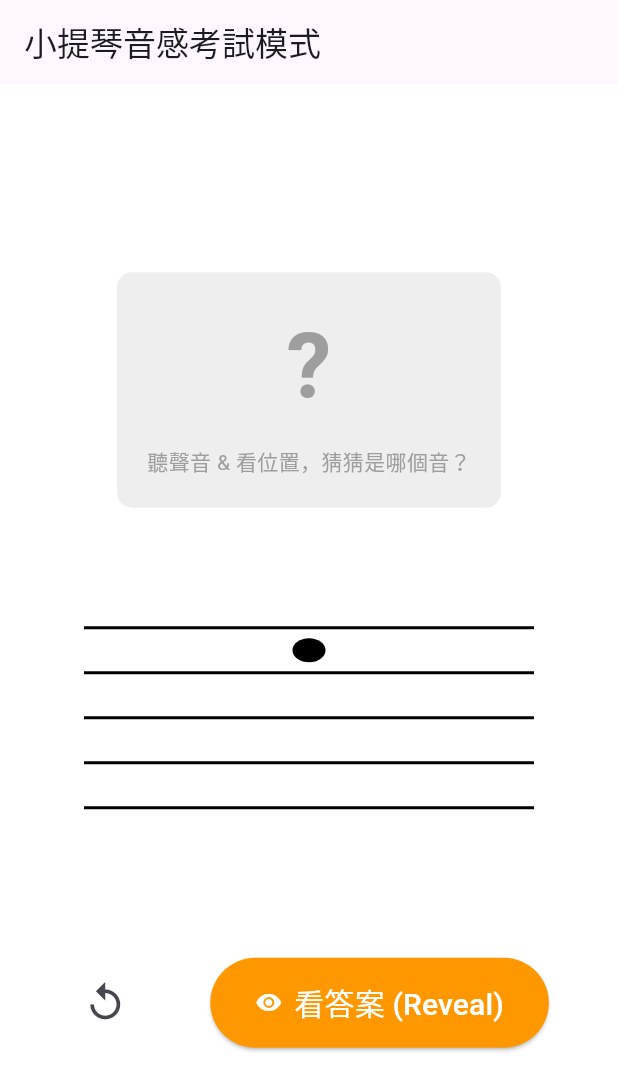
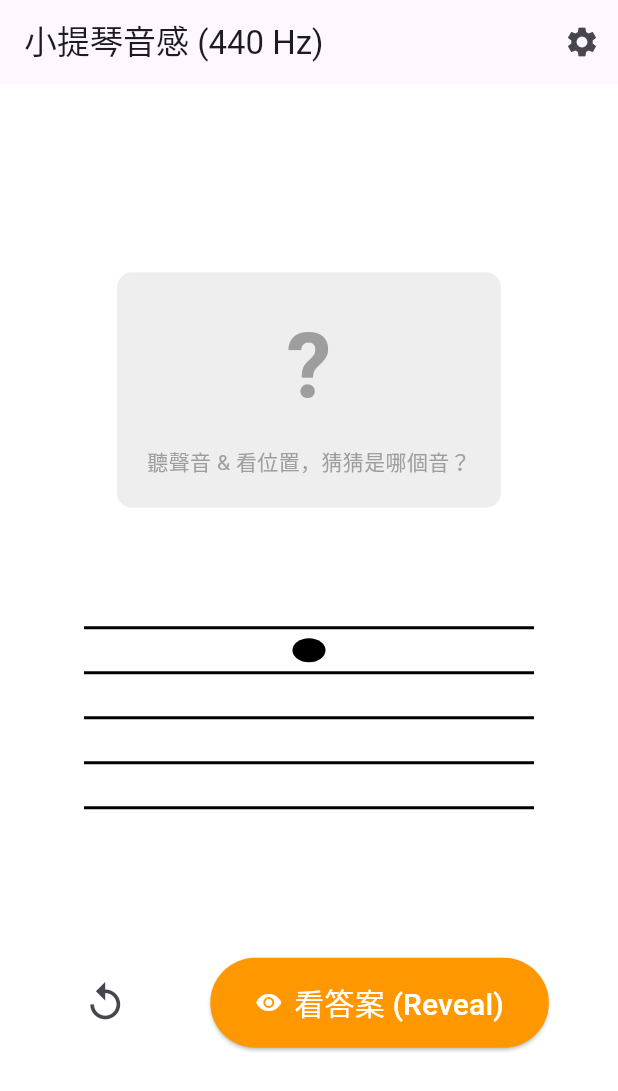
Before and after one commit to Wilson-TKU/violin_pitch_trainer, a Flutter app: the screen it shows after launch, after a tap on the "replay" icon, on a phone screen of 412 x 824 dp. Shown: the top 1091 px of the screen. Run offline on Flutter 3.47's test engine with Material 3 defaults, Android fonts, the phone set to English and light mode, and no system bars; our stand-ins replace audioplayers.

Commit message:
feat: add select 442 or 440 Hz La sound feat: add select pitch range for sound test G3~A5

```diff
--- a/lib/main.dart
+++ b/lib/main.dart
@@ -11,14 +11,12 @@ void main() {
 // ---------------------------------------------------------
 // 1. 資料結構與頻率定義 (BSP Data Model)
 // ---------------------------------------------------------
-// 1. 資料結構更新：加入唱名邏輯
 class ViolinNote {
-  final String noteName; // 音名 (e.g. G3)
-  final String solfege; // 唱名 (e.g. Sol)
-  final double frequency; // 頻率
-  final int staffIndex; // 五線譜位置
+  final String noteName;
+  final String solfege;
+  final double frequency; // 這是以 440Hz 為基準的頻率
+  final int staffIndex;
 
-  // 建構子稍微改一下，自動組合成顯示字串
   const ViolinNote({
     required this.noteName,
     required this.solfege,
@@ -26,112 +24,31 @@ class ViolinNote {
     required this.staffIndex,
   });
 
-  // Getter: 方便UI直接拿 "G3 (Sol)" 這種格式
   String get displayName => "$noteName ($solfege)";
 }
 
-// 2. 題庫更新：小提琴常用音域 (包含空弦與手指按音)
+// 題庫：以 A4=440Hz 為基準
 const List<ViolinNote> scale = [
-  // --- G 弦 (G3 ~ C4) ---
-  ViolinNote(
-    noteName: 'G3',
-    solfege: 'Sol',
-    frequency: 196.00,
-    staffIndex: -5,
-  ), // G弦空弦 (最低音)
-  ViolinNote(
-    noteName: 'A3',
-    solfege: 'La',
-    frequency: 220.00,
-    staffIndex: -4,
-  ), // G弦一指
-  ViolinNote(
-    noteName: 'B3',
-    solfege: 'Si',
-    frequency: 246.94,
-    staffIndex: -3,
-  ), // G弦二指
-  ViolinNote(
-    noteName: 'C4',
-    solfege: 'Do',
-    frequency: 261.63,
-    staffIndex: -2,
-  ), // 中央C (G弦三指)
-  // --- D 弦 (D4 ~ G4) ---
-  ViolinNote(
-    noteName: 'D4',
-    solfege: 'Re',
-    frequency: 293.66,
-    staffIndex: -1,
-  ), // D弦空弦
-  ViolinNote(
-    noteName: 'E4',
-    solfege: 'Mi',
-    frequency: 329.63,
-    staffIndex: 0,
-  ), // 第一線
-  ViolinNote(
-    noteName: 'F4',
-    solfege: 'Fa',
-    frequency: 349.23,
-    staffIndex: 1,
-  ), // D弦二指(低)
-  ViolinNote(
-    noteName: 'G4',
-    solfege: 'Sol',
-    frequency: 392.00,
-    staffIndex: 2,
-  ), // D弦三指
-  // --- A 弦 (A4 ~ D5) ---
-  ViolinNote(
-    noteName: 'A4',
-    solfege: 'La',
-    frequency: 440.00,
-    staffIndex: 3,
-  ), // A弦空弦 (標準音)
-  ViolinNote(
-    noteName: 'B4',
-    solfege: 'Si',
-    frequency: 493.88,
-    staffIndex: 4,
-  ), // 第三線
-  ViolinNote(
-    noteName: 'C5',
-    solfege: 'Do',
-    frequency: 523.25,
-    staffIndex: 5,
-  ), // A弦二指(低)
-  ViolinNote(
-    noteName: 'D5',
-    solfege: 'Re',
-    frequency: 587.33,
-    staffIndex: 6,
-  ), // A弦三指
-  // --- E 弦 (E5 ~ A5) ---
-  ViolinNote(
-    noteName: 'E5',
-    solfege: 'Mi',
-    frequency: 659.25,
-    staffIndex: 7,
-  ), // E弦空弦
-  ViolinNote(
-    noteName: 'F5',
-    solfege: 'Fa',
-    frequency: 698.46,
-    staffIndex: 8,
-  ), // 第五線
-  ViolinNote(
-    noteName: 'G5',
-    solfege: 'Sol',
-    frequency: 783.99,
-    staffIndex: 9,
-  ), // 上加一間
-  ViolinNote(
-    noteName: 'A5',
-    solfege: 'La',
-    frequency: 880.00,
-    staffIndex: 10,
-  ), // E弦三指
+  // --- G 弦 ---
+  ViolinNote(noteName: 'G3', solfege: 'Sol', frequency: 196.00, staffIndex: -5),
+  ViolinNote(noteName: 'A3', solfege: 'La', frequency: 220.00, staffIndex: -4),
+  ViolinNote(noteName: 'B3', solfege: 'Si', frequency: 246.94, staffIndex: -3),
+  ViolinNote(noteName: 'C4', solfege: 'Do', frequency: 261.63, staffIndex: -2),
+  // --- D 弦 ---
+  ViolinNote(noteName: 'D4', solfege: 'Re', frequency: 293.66, staffIndex: -1),
+  ViolinNote(noteName: 'E4', solfege: 'Mi', frequency: 329.63, staffIndex: 0),
+  ViolinNote(noteName: 'F4', solfege: 'Fa', frequency: 349.23, staffIndex: 1),
+  ViolinNote(noteName: 'G4', solfege: 'Sol', frequency: 392.00, staffIndex: 2),
+  // --- A 弦 ---
+  ViolinNote(noteName: 'A4', solfege: 'La', frequency: 440.00, staffIndex: 3),
+  ViolinNote(noteName: 'B4', solfege: 'Si', frequency: 493.88, staffIndex: 4),
+  ViolinNote(noteName: 'C5', solfege: 'Do', frequency: 523.25, staffIndex: 5),
+  ViolinNote(noteName: 'D5', solfege: 'Re', frequency: 587.33, staffIndex: 6),
+  // --- E 弦 ---
+  ViolinNote(noteName: 'E5', solfege: 'Mi', frequency: 659.25, staffIndex: 7),
+  ViolinNote(noteName: 'F5', solfege: 'Fa', frequency: 698.46, staffIndex: 8),
+  ViolinNote(noteName: 'G5', solfege: 'Sol', frequency: 783.99, staffIndex: 9),
+  ViolinNote(noteName: 'A5', solfege: 'La', frequency: 880.00, staffIndex: 10),
 ];
 
 // ---------------------------------------------------------
@@ -150,30 +67,50 @@ class _ViolinAppState extends State<ViolinApp> {
 
   ViolinNote? _currentNote;
   bool _isPlaying = false;
+  bool _isAnswerVisible = false;
 
-  // 新增：控制答案顯示的布林值 (Flag)
-  bool _isAnswerVisible = false;
+  // --- 新增設定變數 ---
+  double _referencePitch = 440.0; // 基準音 (440 或 442)
+  RangeValues _rangeValues = const RangeValues(
+    0,
+    15,
+  ); // 預設全選 (0 到 scale.length-1)
 
   @override
   void initState() {
     super.initState();
+    // 初始化範圍為整個題庫
+    _rangeValues = RangeValues(0, scale.length - 1.0);
     _nextNote();
   }
 
+  // 抽出下一個題目的邏輯
   Future<void> _nextNote() async {
     if (_isPlaying) return;
 
-    final note = scale[_rng.nextInt(scale.length)];
+    // 1. 根據設定的範圍，計算出合法的 index 列表
+    int start = _rangeValues.start.round();
+    int end = _rangeValues.end.round();
+
+    // 防呆：如果範圍太小
+    if (end < start) end = start;
+
+    // 2. 在範圍內隨機選一個
+    int randomIndex = start + _rng.nextInt(end - start + 1);
+    final note = scale[randomIndex];
 
     setState(() {
       _currentNote = note;
       _isPlaying = true;
-      _isAnswerVisible = false; // 每次出新題目時，先把答案蓋起來
+      _isAnswerVisible = false;
     });
 
-    // 合成並播放聲音
+    // 3. 計算頻率 (440 vs 442)
+    // 公式： 新頻率 = 原頻率 * (設定基準 / 440)
+    double adjustedFrequency = note.frequency * (_referencePitch / 440.0);
+
     final Uint8List wavBytes = ToneGenerator.generateSineWave(
-      frequency: note.frequency,
+      frequency: adjustedFrequency,
       durationMs: 1000,
       sampleRate: 44100,
     );
@@ -188,23 +125,120 @@ class _ViolinAppState extends State<ViolinApp> {
     if (mounted) setState(() => _isPlaying = false);
   }
 
-  // 新增：揭曉答案的邏輯
   void _revealAnswer() {
     setState(() {
       _isAnswerVisible = true;
     });
   }
 
+  // 顯示設定視窗
+  void _showSettings() {
+    showModalBottomSheet(
+      context: context,
+      builder: (context) {
+        // 使用 StatefulBuilder 讓 BottomSheet 內部的 Slider 可以即時更新 UI
+        return StatefulBuilder(
+          builder: (BuildContext context, StateSetter setModalState) {
+            return Container(
+              padding: const EdgeInsets.all(20),
+              height: 400,
+              child: Column(
+                crossAxisAlignment: CrossAxisAlignment.start,
+                children: [
+                  const Text(
+                    "設定 (Settings)",
+                    style: TextStyle(fontSize: 24, fontWeight: FontWeight.bold),
+                  ),
+                  const SizedBox(height: 20),
+
+                  // 1. 基準音設定
+                  const Text(
+                    "基準音 (Reference Pitch):",
+                    style: TextStyle(fontSize: 18),
+                  ),
+                  Row(
+                    children: [
+                      Expanded(
+                        child: SegmentedButton<double>(
+                          segments: const [
+                            ButtonSegment(value: 440.0, label: Text("440 Hz")),
+                            ButtonSegment(value: 442.0, label: Text("442 Hz")),
+                          ],
+                          selected: {_referencePitch},
+                          onSelectionChanged: (Set<double> newSelection) {
+                            setModalState(() {
+                              _referencePitch = newSelection.first;
+                            });
+                            // 同步更新外面的 State
+                            setState(() {});
+                          },
+                        ),
+                      ),
+                    ],
+                  ),
+
+                  const SizedBox(height: 30),
+
+                  // 2. 音域範圍設定
+                  const Text("考試範圍 (Range):", style: TextStyle(fontSize: 18)),
+                  Text(
+                    "${scale[_rangeValues.start.round()].displayName}  ~  ${scale[_rangeValues.end.round()].displayName}",
+                    style: const TextStyle(
+                      color: Colors.blue,
+                      fontWeight: FontWeight.bold,
+                    ),
+                  ),
+                  RangeSlider(
+                    values: _rangeValues,
+                    min: 0,
+                    max: scale.length - 1.0,
+                    divisions: scale.length - 1,
+                    labels: RangeLabels(
+                      scale[_rangeValues.start.round()].noteName,
+                      scale[_rangeValues.end.round()].noteName,
+                    ),
+                    onChanged: (RangeValues values) {
+                      setModalState(() {
+                        _rangeValues = values;
+                      });
+                      setState(() {});
+                    },
+                  ),
+
+                  const Spacer(),
+                  SizedBox(
+                    width: double.infinity,
+                    child: ElevatedButton(
+                      onPressed: () => Navigator.pop(context),
+                      child: const Text("完成"),
+                    ),
+                  ),
+                ],
+              ),
+            );
+          },
+        );
+      },
+    );
+  }
+
   @override
   Widget build(BuildContext context) {
     return Scaffold(
       backgroundColor: Colors.white,
-      appBar: AppBar(title: const Text("小提琴音感考試模式")),
+      appBar: AppBar(
+        title: Text("小提琴音感 (${_referencePitch.toInt()} Hz)"),
+        actions: [
+          IconButton(
+            icon: const Icon(Icons.settings),
+            onPressed: _showSettings,
+          ),
+        ],
+      ),
       body: Column(
         mainAxisAlignment: MainAxisAlignment.center,
         children: [
-          // 1. 題目區 (唱名)
-          // 這裡運用三元運算子 (Ternary Operator) 來決定顯示什麼
+          // 題目區
           Container(
             padding: const EdgeInsets.all(20),
             decoration: BoxDecoration(
@@ -214,7 +248,6 @@ class _ViolinAppState extends State<ViolinApp> {
             child: Column(
               children: [
                 Text(
-                  // 如果 _isAnswerVisible 是 true 就顯示名字，否則顯示問號
                   _isAnswerVisible
                       ? (_currentNote?.displayName ?? "Ready")
                       : "?",
@@ -224,7 +257,6 @@ class _ViolinAppState extends State<ViolinApp> {
                     color: _isAnswerVisible ? Colors.black : Colors.grey,
                   ),
                 ),
-                // 如果答案還沒揭曉，顯示提示文字
                 if (!_isAnswerVisible && _currentNote != null)
                   const Padding(
                     padding: EdgeInsets.only(top: 10),
@@ -239,8 +271,7 @@ class _ViolinAppState extends State<ViolinApp> {
 
           const SizedBox(height: 40),
 
-          // 2. 五線譜繪圖區 (視覺提示)
-          // 目前我們先保留「顯示位置」，因為你說要連結「視覺與聽覺」
+          // 五線譜區
           Center(
             child: CustomPaint(
               size: const Size(300, 200),
@@ -250,12 +281,10 @@ class _ViolinAppState extends State<ViolinApp> {
 
           const SizedBox(height: 60),
 
-          // 3. 操作按鈕區
+          // 按鈕區
           Row(
             mainAxisAlignment: MainAxisAlignment.spaceEvenly,
             children: [
-              // 按鈕 A: 重聽一次 (Replay)
-              // 這是給考試用的實用功能
               IconButton(
                 icon: const Icon(Icons.replay, size: 30),
                 onPressed: _isPlaying
@@ -263,8 +292,13 @@ class _ViolinAppState extends State<ViolinApp> {
                     : () async {
                         if (_currentNote != null) {
                           setState(() => _isPlaying = true);
+                          // Replay 也要套用新的頻率公式
+                          double adjustedFrequency =
+                              _currentNote!.frequency *
+                              (_referencePitch / 440.0);
+
                           final wavBytes = ToneGenerator.generateSineWave(
-                            frequency: _currentNote!.frequency,
+                            frequency: adjustedFrequency,
                             durationMs: 1000,
                             sampleRate: 44100,
                           );
@@ -274,11 +308,6 @@ class _ViolinAppState extends State<ViolinApp> {
                       },
                 tooltip: "再聽一次",
               ),
-
-              // 按鈕 B: 揭曉答案 / 下一題
-              // 這裡做了一個 UX 優化：
-              // 如果答案還沒開 -> 按鈕顯示「看答案」
-              // 如果答案已開 -> 按鈕顯示「下一題」
               ElevatedButton.icon(
                 onPressed: _isPlaying
                     ? null
@@ -298,7 +327,7 @@ class _ViolinAppState extends State<ViolinApp> {
                   backgroundColor: _isAnswerVisible
                       ? Colors.blue
                       : Colors.orange,
-                  foregroundColor: Colors.white, // 文字顏色
+                  foregroundColor: Colors.white,
                 ),
               ),
             ],
@@ -310,10 +339,10 @@ class _ViolinAppState extends State<ViolinApp> {
 }
 
 // ---------------------------------------------------------
-// 3. 繪圖引擎 (Graphics / Framebuffer Logic)
+// 3. 繪圖引擎 (StaffPainter)
 // ---------------------------------------------------------
 class StaffPainter extends CustomPainter {
-  final int? noteIndex; // 0 = E4 Line
+  final int? noteIndex;
 
   StaffPainter({this.noteIndex});
 
@@ -327,34 +356,20 @@ class StaffPainter extends CustomPainter {
       ..color = Colors.black
       ..style = PaintingStyle.fill;
 
-    // 定義間距
     const double spaceHeight = 15.0;
-
-    // 計算五條線的 Y 軸位置 (置中)
-    // 我們希望 E4 (第一線) 在某個基準點
-    // 五線譜由下而上：E4, G4, B4, D5, F5
     final double centerY = size.height / 2;
 
-    // 畫五條線
+    // 畫五線譜 (由下往上：E4, G4, B4, D5, F5)
     for (int i = 0; i < 5; i++) {
-      // i=0 是最下線 (E4)
-      // 在 Canvas 座標中，Y 越大越下面。
-      // 為了讓 i=0 在最下面，我們設 base 為 centerY + 2格，然後往上減
       double y = centerY + (2 - i) * spaceHeight * 2;
-      // *2 是因為線與線之間隔了一個「間」
-
       canvas.drawLine(Offset(0, y), Offset(size.width, y), linePaint);
     }
 
-    // 畫音符
     if (noteIndex != null) {
-      // 基準線 E4 (i=0) 的 Y 座標
-      double baseLineY = centerY + 2 * spaceHeight * 2;
-
-      // 每個 index 代表半個間距 (spaceHeight)
+      double baseLineY = centerY + 2 * spaceHeight * 2; // E4 (第一線)
       double noteY = baseLineY - (noteIndex! * spaceHeight);
 
-      // 畫豆豆
+      // 畫音符豆豆
       canvas.drawOval(
         Rect.fromCenter(
           center: Offset(size.width / 2, noteY),
@@ -364,10 +379,23 @@ class StaffPainter extends CustomPainter {
         notePaint,
       );
 
-      // 簡單的加線邏輯 (Leger Lines) - 針對 G3, A3, C4
-      // 如果音符在第一線以下 (index < 0) 且是偶數位置(代表在線上的音)
+      // 加線邏輯
+      // 下加線 (Lower Leger Lines): index < -1 (低於 D4)
       if (noteIndex! < -1) {
+        // 從 -2 (C4) 開始往下畫，每次跳 2 格 (一線)
         for (int i = -2; i >= noteIndex!; i -= 2) {
+          double lineY = baseLineY - (i * spaceHeight);
+          canvas.drawLine(
+            Offset(size.width / 2 - 20, lineY),
+            Offset(size.width / 2 + 20, lineY),
+            linePaint,
+          );
+        }
+      }
+      // 上加線 (Upper Leger Lines): index > 9 (高於 G5)
+      // 第五線 F5 是 index 8, 上加一間 G5 是 9, 上加一線 A5 是 10
+      if (noteIndex! > 9) {
+        for (int i = 10; i <= noteIndex!; i += 2) {
           double lineY = baseLineY - (i * spaceHeight);
           canvas.drawLine(
             Offset(size.width / 2 - 20, lineY),
@@ -384,62 +412,48 @@ class StaffPainter extends CustomPainter {
 }
 
 // ---------------------------------------------------------
-// 4. 音訊合成器 (DSP / Wave Generation)
+// 4. 音訊合成器 (ToneGenerator)
 // ---------------------------------------------------------
 class ToneGenerator {
-  // 產生標準的 WAV Header + PCM Data
   static Uint8List generateSineWave({
     required double frequency,
     required int durationMs,
     required int sampleRate,
   }) {
     int numSamples = (durationMs * sampleRate) ~/ 1000;
-    int byteRate = sampleRate * 2; // 16-bit mono = 2 bytes per sample
+    int byteRate = sampleRate * 2;
     int dataSize = numSamples * 2;
     int fileSize = 36 + dataSize;
 
     final buffer = BytesBuilder();
 
-    // --- RIFF Header ---
     buffer.add("RIFF".codeUnits);
     buffer.add(_int32(fileSize));
     buffer.add("WAVE".codeUnits);
-
-    // --- fmt Chunk ---
     buffer.add("fmt ".codeUnits);
-    buffer.add(_int32(16)); // PCM chunk size
-    buffer.add(_int16(1)); // AudioFormat 1 = PCM
-    buffer.add(_int16(1)); // Channels 1 = Mono
+    buffer.add(_int32(16));
+    buffer.add(_int16(1));
+    buffer.add(_int16(1));
     buffer.add(_int32(sampleRate));
     buffer.add(_int32(byteRate));
-    buffer.add(_int16(2)); // BlockAlign
-    buffer.add(_int16(16)); // BitsPerSample
-
-    // --- data Chunk ---
+    buffer.add(_int16(2));
+    buffer.add(_int16(16));
     buffer.add("data".codeUnits);
     buffer.add(_int32(dataSize));
 
-    // --- PCM Payload (Sinewave) ---
     for (int i = 0; i < numSamples; i++) {
       double t = i / sampleRate;
-      // 振幅設為 0.5 避免爆音 (MAX 32767)
       double sample = 16000 * sin(2 * pi * frequency * t);
       buffer.add(_int16(sample.toInt()));
     }
-
     return buffer.toBytes();
   }
 
-  static List<int> _int32(int value) {
-    return [
-      value & 0xff,
-      (value >> 8) & 0xff,
-      (value >> 16) & 0xff,
-      (value >> 24) & 0xff,
-    ];
-  }
-
-  static List<int> _int16(int value) {
-    return [value & 0xff, (value >> 8) & 0xff];
-  }
+  static List<int> _int32(int value) => [
+    value & 0xff,
+    (value >> 8) & 0xff,
+    (value >> 16) & 0xff,
+    (value >> 24) & 0xff,
+  ];
+  static List<int> _int16(int value) => [value & 0xff, (value >> 8) & 0xff];
 }
```
